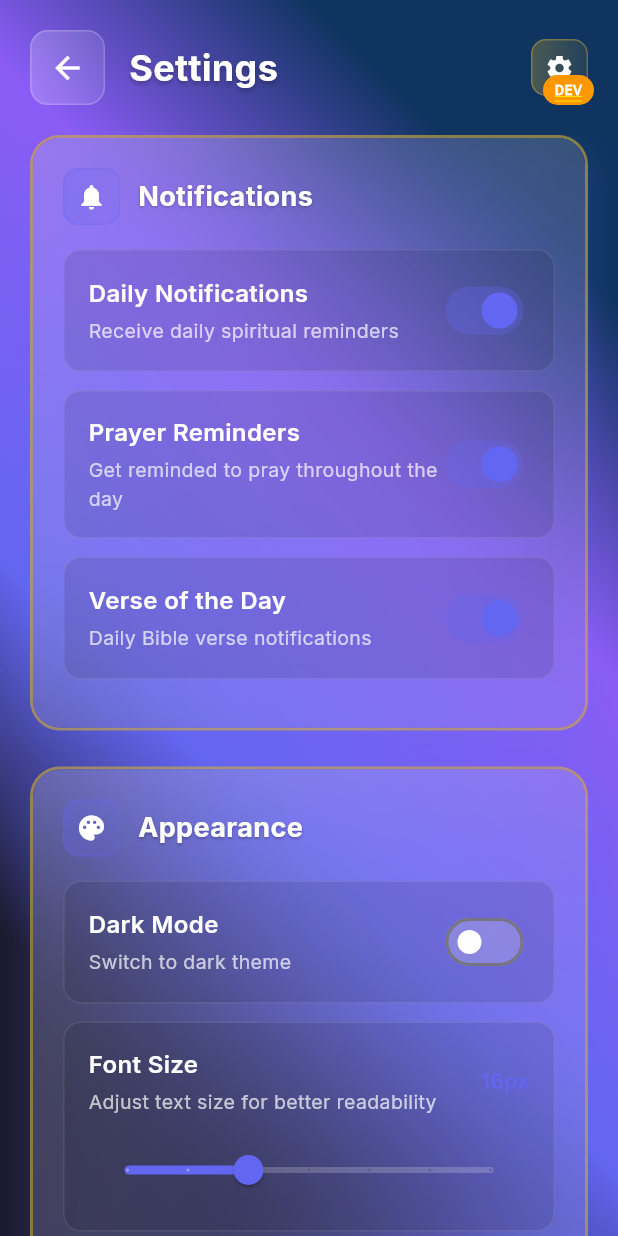
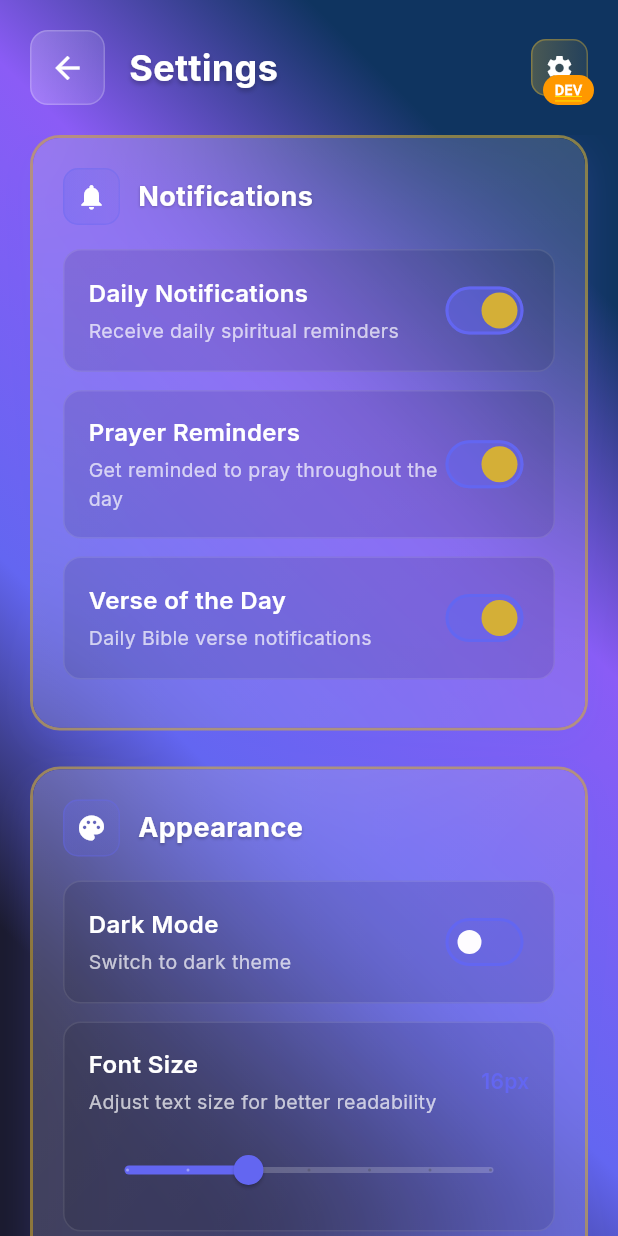
Before and after one commit to elev8tion/edc, a Flutter app: the SettingsScreen screen opened by its route, on a phone screen of 412 x 824 dp. Run offline on Flutter 3.47's test engine with Material 3 defaults, Android fonts, the phone set to English and light mode, and no system bars; drawn by our look-alikes of flutter_animate; our stand-ins replace connectivity_plus, flutter_local_notifications, flutter_riverpod, flutter_secure_storage, freezed_annotation, google_fonts and 3 more; accounts and stored records are empty; statements that could not run were skipped; project files that could hold a hidden picture were left out.

Commit message:
Update toggle switches and logo containers with app theme colors
**Toggle Switches:**
- Changed active thumb color from primary to gold/amber
- Added primary color border (2px outline on track)
- Updated track colors for better visibility
- Maintains consistent branding across all settings toggles

**Logo Containers (Splash, Onboarding, Auth):**
- Applied goldColor to all logo container backgrounds
- Splash screen: Solid goldColor for fallback icon container
- Onboarding: Gold gradient (40%-20% opacity) on GlassContainer
- Auth screen: Gold gradient (40%-20% opacity) on logo Container

All changes align with app's primary (purple) and accent (gold) color scheme for a cohesive visual identity.

🤖 Generated with [Claude Code](https://claude.com/claude-code)

Co-Authored-By: Claude <noreply@anthropic.com>

```diff
--- a/lib/screens/onboarding_screen.dart
+++ b/lib/screens/onboarding_screen.dart
@@ -54,6 +54,10 @@ class _OnboardingScreenState extends State<OnboardingScreen> {
                   height: 200,
                   borderRadius: 32,
                   padding: const EdgeInsets.all(8),
+                  gradientColors: [
+                    AppTheme.goldColor.withOpacity(0.4),
+                    AppTheme.goldColor.withOpacity(0.2),
+                  ],
                   child: Image.asset(
                     'assets/images/logo_large.png',
                     fit: BoxFit.cover,
--- a/lib/screens/settings_screen.dart
+++ b/lib/screens/settings_screen.dart
@@ -355,10 +355,12 @@ class _SettingsScreenState extends ConsumerState<SettingsScreen> {
           Switch(
             value: value,
             onChanged: onChanged,
-            activeColor: AppTheme.primaryColor,
-            activeTrackColor: AppTheme.primaryColor.withValues(alpha: 0.3),
-            inactiveThumbColor: Colors.white.withValues(alpha: 0.7),
-            inactiveTrackColor: Colors.white.withValues(alpha: 0.2),
+            activeColor: AppTheme.goldColor,
+            activeTrackColor: AppTheme.primaryColor.withValues(alpha: 0.5),
+            inactiveThumbColor: Colors.white.withValues(alpha: 0.5),
+            inactiveTrackColor: AppTheme.primaryColor.withValues(alpha: 0.3),
+            trackOutlineColor: WidgetStateProperty.all(AppTheme.primaryColor),
+            trackOutlineWidth: WidgetStateProperty.all(2.0),
           ),
         ],
       ),
```
Also changed, not shown: lib/screens/auth_screen.dart (+10 -1 lines), lib/screens/splash_screen.dart (+1 -8 lines).
